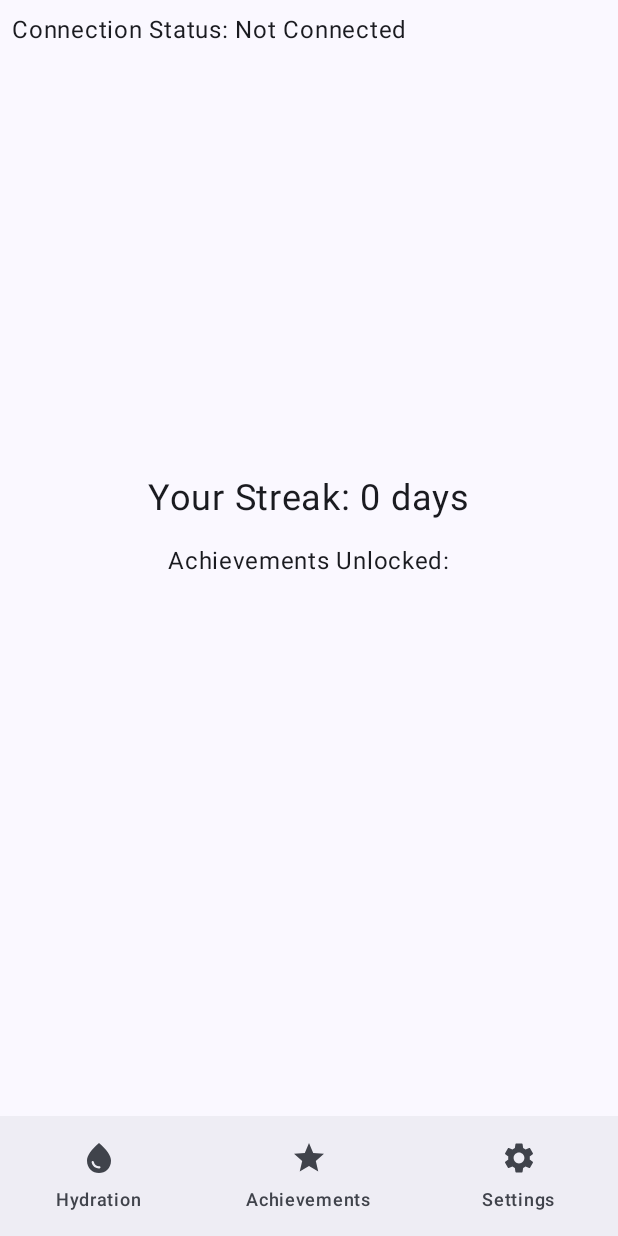
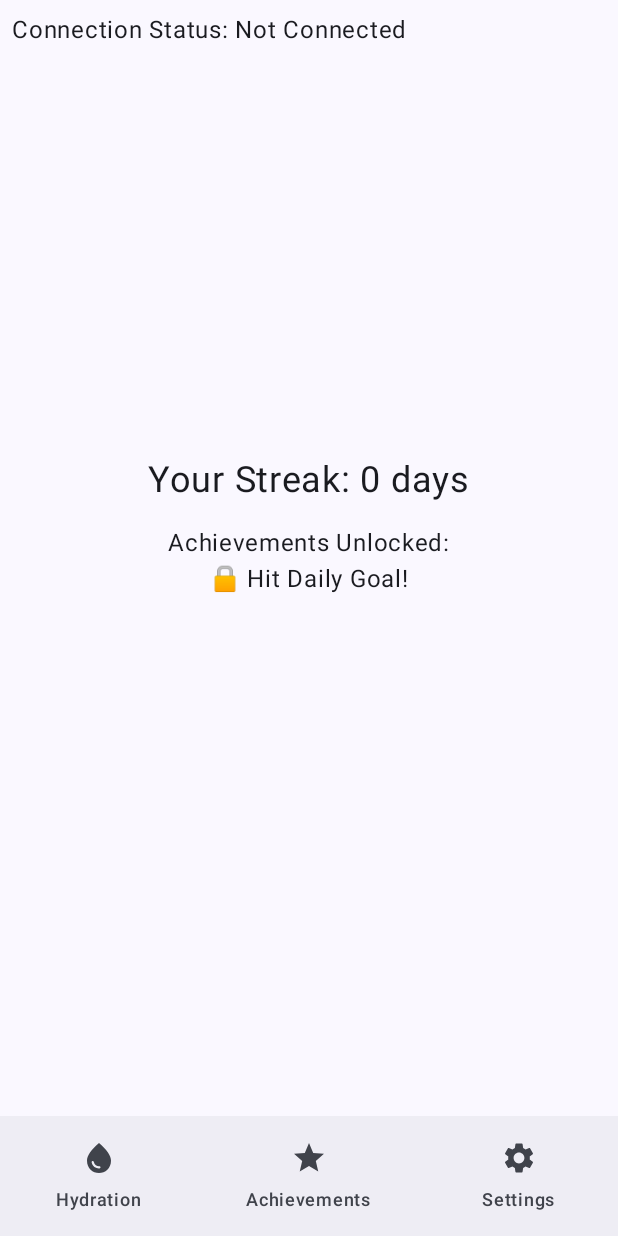
Before and after one commit to ks1686/DrinkSync, an Android app built with Jetpack Compose: the AchievementScreen screen opened through its navigation route, on a phone screen of 412 x 824 dp. Run offline under Robolectric (Android 15) with nearby library versions, the phone set to English and light mode, and no system bars.

Commit message:
added a "Hit Daily Goal" achievement

```diff
--- a/Android/app/src/main/java/com/example/drinksync/MainActivity.kt
+++ b/Android/app/src/main/java/com/example/drinksync/MainActivity.kt
@@ -1,5 +1,4 @@
 package com.example.drinksync
-
 
 import android.Manifest
 import android.app.NotificationChannel
@@ -42,9 +41,7 @@ import java.io.InputStream
 import java.io.OutputStream
 import java.util.UUID
 
-
 class MainActivity : ComponentActivity() {
-
 
     private val bluetoothAdapter: BluetoothAdapter? by lazy {
         BluetoothAdapter.getDefaultAdapter()
@@ -53,12 +50,10 @@ class MainActivity : ComponentActivity() {
     private val REQUEST_BLUETOOTH_PERMISSION = 1
     private var connectionStatus by mutableStateOf("Not Connected")
 
-
     override fun onCreate(savedInstanceState: Bundle?) {
         super.onCreate(savedInstanceState)
         createNotificationChannel()
         enableEdgeToEdge()
-
 
         // Check and request Bluetooth permissions
         if (ContextCompat.checkSelfPermission(this, Manifest.permission.BLUETOOTH_CONNECT)
@@ -72,14 +67,12 @@ class MainActivity : ComponentActivity() {
             )
         }
 
-
         setContent {
             DrinkSyncTheme {
                 MainScreen(connectionStatus)
             }
         }
     }
-
 
     override fun onRequestPermissionsResult(
         requestCode: Int,
@@ -96,7 +89,6 @@ class MainActivity : ComponentActivity() {
         }
     }
 
-
     private fun createNotificationChannel() {
         if (Build.VERSION.SDK_INT >= Build.VERSION_CODES.O) {
             val channel = NotificationChannel(
@@ -107,18 +99,15 @@ class MainActivity : ComponentActivity() {
         }
     }
 
-
     private fun startServerInThread() {
         Thread { startServer() }.start()
     }
-
 
     private fun startServer() {
         try {
             Log.d("DrinkSync", "Starting Bluetooth server...")
             if (ContextCompat.checkSelfPermission(this, Manifest.permission.BLUETOOTH_CONNECT)
                 == PackageManager.PERMISSION_GRANTED) {
-
 
                 val serverSocket = bluetoothAdapter?.listenUsingRfcommWithServiceRecord(
                     "DrinkSyncApp", MY_UUID
@@ -135,7 +124,6 @@ class MainActivity : ComponentActivity() {
                     val buffer = ByteArray(1024)
                     val bytes = inputStream.read(buffer)
                     val incomingMessage = String(buffer, 0, bytes)
-
 
                     Log.d("DrinkSync", "Received message: $incomingMessage")
                     runOnUiThread {
@@ -159,38 +147,31 @@ class MainActivity : ComponentActivity() {
     }
 }
 
-
 // SharedPreferences helper class for storing and retrieving data
 class Prefs(context: Context) {
     private val prefs = context.getSharedPreferences("DrinkSyncPrefs", Context.MODE_PRIVATE)
-
 
     fun saveInt(key: String, value: Int) {
         prefs.edit().putInt(key, value).apply()
     }
 
-
     fun getInt(key: String, defaultValue: Int): Int {
         return prefs.getInt(key, defaultValue)
     }
 
-
     fun saveBoolean(key: String, value: Boolean) {
         prefs.edit().putBoolean(key, value).apply()
     }
-
 
     fun getBoolean(key: String, defaultValue: Boolean): Boolean {
         return prefs.getBoolean(key, defaultValue)
     }
 }
 
-
 @Composable
 fun MainScreen(connectionStatus: String) {
     val navController = rememberNavController()
     val context = LocalContext.current // Get app context
-
 
     Scaffold(
         bottomBar = { BottomNavigationBar(navController) }
@@ -203,7 +184,6 @@ fun MainScreen(connectionStatus: String) {
                 fontSize = 16.sp
             )
 
-
             NavHost(
                 navController, startDestination = "hydration",
                 modifier = Modifier.padding(innerPadding)
@@ -215,7 +195,6 @@ fun MainScreen(connectionStatus: String) {
         }
     }
 }
-
 
 @Composable
 fun BottomNavigationBar(navController: NavHostController) {
@@ -241,31 +220,33 @@ fun BottomNavigationBar(navController: NavHostController) {
     }
 }
 
-
 @Composable
 fun HydrationScreen(context: Context) {
     val prefs = remember { Prefs(context) }
 
-
     val dailyGoal by remember { mutableIntStateOf(prefs.getInt("dailyGoal", 64)) }
     var currentIntake by remember { mutableIntStateOf(prefs.getInt("currentIntake", 0)) }
     var editIntake by remember { mutableStateOf("") }
+    var hasHitGoal by remember {
+        mutableStateOf(prefs.getBoolean("hasHitGoal", false))
+    }
 
+    // Function to save the boolean
+    fun saveHasHitGoal(context: Context, value: Boolean) {
+        val editor = Prefs(context)
+        editor.saveBoolean("hasHitGoal", value)
+    }
 
     Column(
-        modifier = Modifier
-            .fillMaxSize()
-            .padding(16.dp),
+        modifier = Modifier.fillMaxSize().padding(16.dp),
         verticalArrangement = Arrangement.spacedBy(16.dp),
         horizontalAlignment = Alignment.CenterHorizontally
     ) {
         Text("Stay Hydrated!", fontSize = 24.sp)
 
-
         val progress = currentIntake / dailyGoal.toFloat()
         val cappedProgress = minOf(progress, 1f)
         val progressColor = if (progress <= 1f) Color(0xFF2196F3) else Color(0xFF66BB6A)
-
 
         LinearProgressIndicator(
             progress = { cappedProgress },
@@ -281,20 +262,24 @@ fun HydrationScreen(context: Context) {
             )
         }
 
-
         Text("Intake: $currentIntake oz / $dailyGoal oz")
-
 
         // Log 8 oz button
         Button(
             onClick = {
+                // Allow logging up to the daily goal, and beyond.
                 currentIntake += 8
                 prefs.saveInt("currentIntake", currentIntake)
+
+
+                // Update hasHitGoal based on the new intake
+                hasHitGoal = currentIntake >= dailyGoal
+                saveHasHitGoal(context, hasHitGoal) // Also save the updated value to prefs
+
             }
         ) {
             Text("Log 8 oz")
         }
-
 
         // Smaller edit intake field + update button
         Row(
@@ -310,14 +295,16 @@ fun HydrationScreen(context: Context) {
                 modifier = Modifier.width(120.dp)
             )
 
-
             Button(
                 onClick = {
                     val newIntake = editIntake.toIntOrNull()
                     if (newIntake != null && newIntake >= 0) {
                         currentIntake = newIntake
                         prefs.saveInt("currentIntake", currentIntake)
-                        editIntake = ""
+
+                        // Update hasHitGoal based on the new intake
+                        hasHitGoal = currentIntake >= dailyGoal
+                        saveHasHitGoal(context, hasHitGoal) // Also save the updated value to prefs
                     }
                 }
             ) {
@@ -327,48 +314,54 @@ fun HydrationScreen(context: Context) {
     }
 }
 
-
-
-
-
-
 @Composable
 fun AchievementScreen(context: Context) {
     val prefs = remember { Prefs(context) }
+
+    // This is crucial:  Fetch the value from prefs EACH TIME the composable is drawn.
+    val hasHitGoal by remember {
+        derivedStateOf { prefs.getBoolean("hasHitGoal", false) }
+    }
+
     val streak by remember { mutableIntStateOf(prefs.getInt("streak", 0)) }
 
-
     Column(
-        modifier = Modifier.fillMaxSize().padding(16.dp),
+        modifier = Modifier
+            .fillMaxSize()
+            .padding(16.dp),
         verticalArrangement = Arrangement.Center,
         horizontalAlignment = Alignment.CenterHorizontally
     ) {
         Text("Your Streak: $streak days", fontSize = 24.sp)
         Spacer(modifier = Modifier.height(16.dp))
         Text("Achievements Unlocked:")
+
+        // Conditional display for "Hit Daily Goal!" achievement
+        val dailyGoalEmoji = if (hasHitGoal) "✅" else "\uD83D\uDD12" // Use a locked emoji when not achieved
+        Text("$dailyGoalEmoji Hit Daily Goal!")
+
+
         if (streak >= 7) Text("🏅 Hydration Hero - 7-day streak!")
         if (streak >= 30) Text("🔥 Ultimate Hydration Master - 30-day streak!")
     }
 }
 
-
 @Composable
 fun SettingsScreen(context: Context) {
     val prefs = remember { Prefs(context) }
-
 
     var notificationsEnabled by remember { mutableStateOf(prefs.getBoolean("notifications", true)) }
     var dailyGoal by remember { mutableIntStateOf(prefs.getInt("dailyGoal", 64)) }
     var dailyGoalText by remember { mutableStateOf(dailyGoal.toString()) }
 
-
     Column(
-        modifier = Modifier.fillMaxSize().padding(16.dp),
+        modifier = Modifier
+            .fillMaxSize()
+            .padding(16.dp),
         verticalArrangement = Arrangement.spacedBy(16.dp),
         horizontalAlignment = Alignment.CenterHorizontally
     ) {
         Text("Settings", fontSize = 24.sp)
-
 
         // Notifications toggle
         Row(verticalAlignment = Alignment.CenterVertically) {
@@ -378,7 +371,6 @@ fun SettingsScreen(context: Context) {
                 prefs.saveBoolean("notifications", notificationsEnabled)
             })
         }
-
 
         // TextField for Daily Goal
         Row(verticalAlignment = Alignment.CenterVertically) {
@@ -403,10 +395,7 @@ fun SettingsScreen(context: Context) {
                     modifier = Modifier.width(120.dp)
                 )
             }
-
-
         }
-
 
         // Bluetooth Button - Opens Bluetooth Settings
         Button(onClick = {
```
